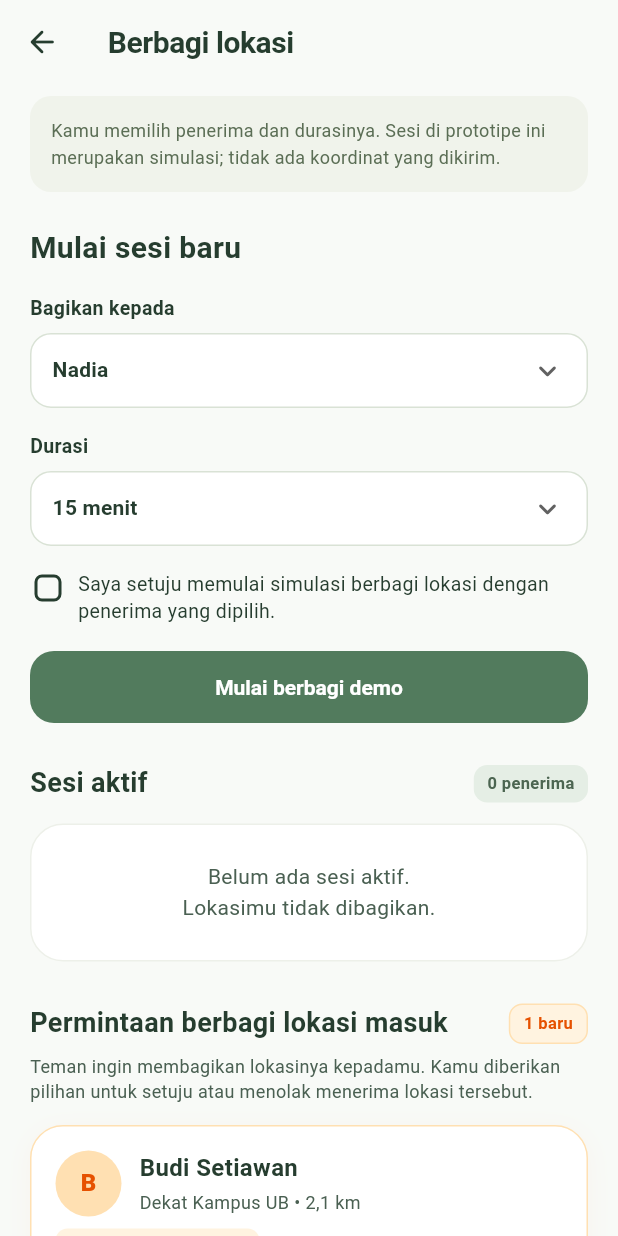
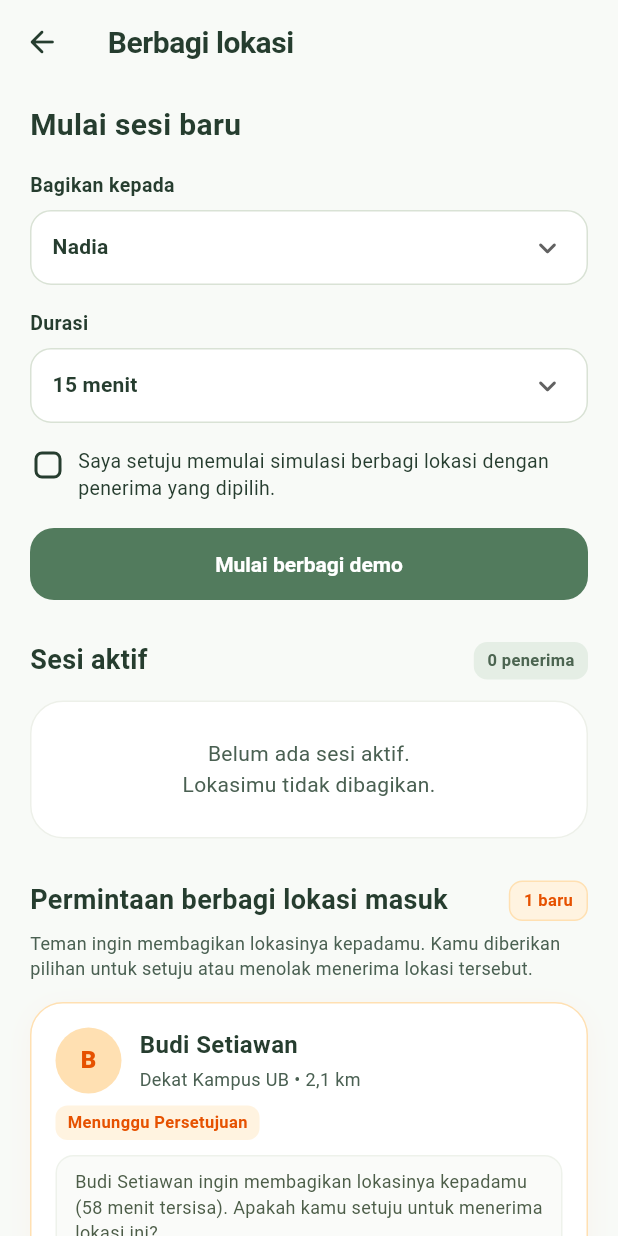
Before and after one commit to JonathanA-P/taut, a Flutter app: the ManageLocationSharingScreen screen opened by its route, on a phone screen of 412 x 824 dp. Run offline on Flutter 3.47's test engine with Material 3 defaults, Android fonts, the phone set to English and light mode, and no system bars; our stand-ins replace camera, flutter_map, flutter_tts, geolocator, latlong2, permission_handler and 3 more; missing offline and left inert: tflite_flutter; accounts and stored records are empty.

Commit message:
refactor(location): remove simulation disclaimer banner from manage location sharing screen

```diff
--- a/lib/features/friends/presentation/manage_location_sharing_screen.dart
+++ b/lib/features/friends/presentation/manage_location_sharing_screen.dart
@@ -146,28 +146,10 @@ class _ManageLocationSharingScreenState
           ),
           body: SafeArea(
             child: SingleChildScrollView(
-              padding: const EdgeInsets.fromLTRB(20, 8, 20, 130),
+              padding: const EdgeInsets.fromLTRB(20, 12, 20, 130),
               child: Column(
                 crossAxisAlignment: CrossAxisAlignment.start,
                 children: [
-                  Container(
-                    width: double.infinity,
-                    padding: const EdgeInsets.all(14),
-                    decoration: BoxDecoration(
-                      color: const Color(0xFFF0F3EB),
-                      borderRadius: BorderRadius.circular(14),
-                    ),
-                    child: const Text(
-                      'Kamu memilih penerima dan durasinya. Sesi di prototipe ini merupakan simulasi; tidak ada koordinat yang dikirim.',
-                      style: TextStyle(
-                        fontSize: 12,
-                        color: Color(0xFF5B6E55),
-                        height: 1.5,
-                      ),
-                    ),
-                  ),
-                  const SizedBox(height: 22),
-
                   const Text(
                     'Mulai sesi baru',
                     style: TextStyle(
```
